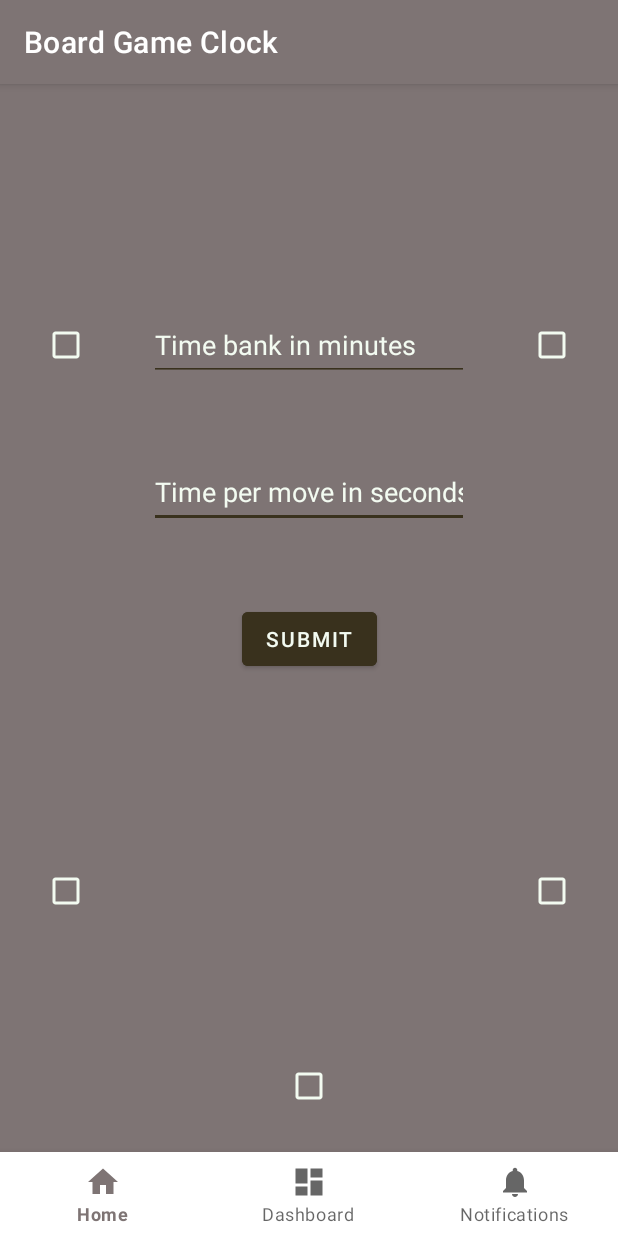
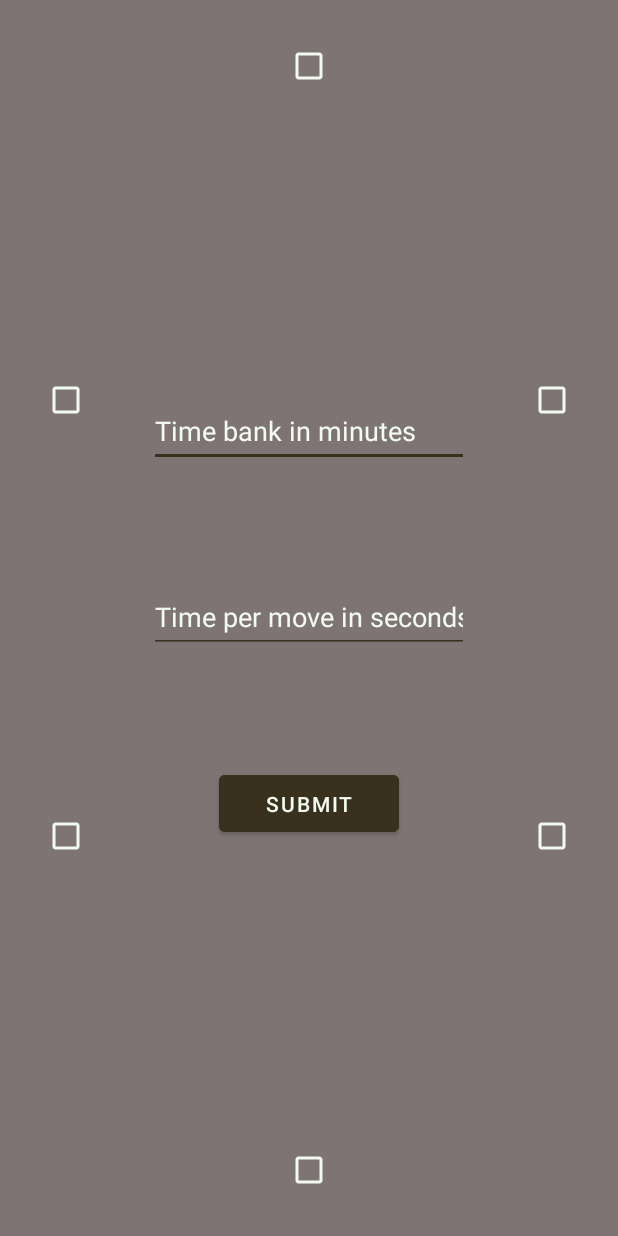
Before and after one commit to Deemerus/BoardGameClock, an Android app: the screen it shows after launch (SettingsActivity), on a phone screen of 412 x 824 dp. Run offline under Robolectric (Android 15) with nearby library versions, the phone set to English and light mode, and no system bars.

Commit message:
remove redundant bars and improve UI visually

```diff
--- a/app/src/main/java/pl/boardgameclock/MainActivity.java
+++ b/app/src/main/java/pl/boardgameclock/MainActivity.java
@@ -27,6 +27,9 @@ public class MainActivity extends AppCompatActivity {
         super.onCreate(savedInstanceState);
         setContentView(R.layout.activity_main);
         getWindow().addFlags(WindowManager.LayoutParams.FLAG_KEEP_SCREEN_ON);
+        if(getSupportActionBar()!=null){
+            this.getSupportActionBar().hide();
+        }
 
         isPaused = true;
 
--- a/app/src/main/java/pl/boardgameclock/SettingsActivity.java
+++ b/app/src/main/java/pl/boardgameclock/SettingsActivity.java
@@ -18,6 +18,9 @@ public class SettingsActivity extends AppCompatActivity {
     protected void onCreate(Bundle savedInstanceState) {
         super.onCreate(savedInstanceState);
         setContentView(R.layout.activity_settings);
+        if(getSupportActionBar()!=null){
+            this.getSupportActionBar().hide();
+        }
 
     }
 
--- a/app/src/main/res/layout/activity_settings.xml
+++ b/app/src/main/res/layout/activity_settings.xml
@@ -5,44 +5,96 @@
     android:id="@+id/container"
     android:layout_width="match_parent"
     android:layout_height="match_parent"
-    android:background="@color/background"
-    android:paddingTop="?attr/actionBarSize">
+    android:background="@color/background">
 
-    <com.google.android.material.bottomnavigation.BottomNavigationView
-        android:id="@+id/nav_view"
+    <androidx.constraintlayout.widget.ConstraintLayout
+        android:id="@+id/centerBody"
         android:layout_width="0dp"
+        android:layout_height="0dp"
+        android:layout_marginStart="20dp"
+        android:layout_marginTop="20dp"
+        android:layout_marginEnd="20dp"
+        android:layout_marginBottom="20dp"
+        app:layout_constraintBottom_toTopOf="@id/checkBox4"
+        app:layout_constraintEnd_toStartOf="@id/checkBox2"
+        app:layout_constraintStart_toEndOf="@id/checkBox5"
+        app:layout_constraintTop_toBottomOf="@id/checkBox1">
+
+        <EditText
+            android:id="@+id/timeBank"
+            android:layout_width="wrap_content"
+            android:layout_height="wrap_content"
+            android:layout_marginTop="100dp"
+            android:backgroundTint="@color/center_button"
+            android:ems="10"
+            android:hint="@string/timeBankSelectionHint"
+            android:importantForAutofill="no"
+            android:inputType="number"
+            android:minHeight="48dp"
+            android:textColor="@color/button_text"
+            android:textColorHighlight="@color/center_button"
+            android:textColorHint="@color/button_text"
+            app:layout_constraintBottom_toTopOf="@+id/timePerMove"
+            app:layout_constraintEnd_toEndOf="parent"
+            app:layout_constraintStart_toStartOf="parent"
+            app:layout_constraintTop_toTopOf="parent"
+            tools:ignore="TextContrastCheck" />
+
+        <EditText
+            android:id="@+id/timePerMove"
+            android:layout_width="wrap_content"
+            android:layout_height="wrap_content"
+            android:backgroundTint="@color/center_button"
+            android:ems="10"
+            android:hint="@string/timePerMoveSelectionHint"
+            android:importantForAutofill="no"
+            android:inputType="number"
+            android:minHeight="48dp"
+            android:textColor="@color/button_text"
+            android:textColorHighlight="@color/center_button"
+            android:textColorHint="@color/button_text"
+            app:layout_constraintBottom_toTopOf="@+id/submit"
+            app:layout_constraintEnd_toEndOf="parent"
+            app:layout_constraintStart_toStartOf="parent"
+            app:layout_constraintTop_toBottomOf="@+id/timeBank"
+            tools:ignore="TextContrastCheck" />
+
+        <Button
+            android:id="@+id/submit"
+            android:layout_width="120dp"
+            android:layout_height="50dp"
+            android:layout_marginBottom="100dp"
+            android:backgroundTint="@color/center_button"
+            android:onClick="onSubmit"
+            android:text="@string/submit"
+            android:textColor="@color/button_text"
+            app:layout_constraintBottom_toBottomOf="parent"
+            app:layout_constraintEnd_toEndOf="parent"
+            app:layout_constraintStart_toStartOf="parent"
+            app:layout_constraintTop_toBottomOf="@+id/timePerMove" />
+    </androidx.constraintlayout.widget.ConstraintLayout>
+
+    <CheckBox
+        android:id="@+id/checkBox1"
+        android:layout_width="wrap_content"
         android:layout_height="wrap_content"
-        android:layout_marginStart="0dp"
-        android:layout_marginEnd="0dp"
-        android:background="?android:attr/windowBackground"
-        app:layout_constraintBottom_toBottomOf="parent"
-        app:layout_constraintLeft_toLeftOf="parent"
-        app:layout_constraintRight_toRightOf="parent"
-        app:menu="@menu/bottom_nav_menu" />
-
-    <androidx.fragment.app.FragmentContainerView
-        android:id="@+id/nav_host_fragment_activity_main"
-        android:name="androidx.navigation.fragment.NavHostFragment"
-        android:layout_width="match_parent"
-        android:layout_height="match_parent"
-        app:defaultNavHost="true"
-        app:layout_constraintBottom_toTopOf="@id/nav_view"
-        app:layout_constraintHorizontal_bias="1.0"
-        app:layout_constraintLeft_toLeftOf="parent"
-        app:layout_constraintRight_toRightOf="parent"
+        android:layout_marginTop="20dp"
+        android:buttonTint="@color/button_text"
+        app:layout_constraintBottom_toTopOf="@+id/centerBody"
+        app:layout_constraintEnd_toEndOf="parent"
+        app:layout_constraintStart_toStartOf="parent"
         app:layout_constraintTop_toTopOf="parent"
-        app:layout_constraintVertical_bias="1.0"
-        app:navGraph="@navigation/mobile_navigation" />
+        tools:ignore="DuplicateSpeakableTextCheck" />
 
     <CheckBox
         android:id="@+id/checkBox2"
         android:layout_width="wrap_content"
         android:layout_height="wrap_content"
-        android:layout_marginTop="150dp"
         android:layout_marginEnd="20dp"
         android:buttonTint="@color/button_text"
+        app:layout_constraintBottom_toTopOf="@+id/checkBox3"
         app:layout_constraintEnd_toEndOf="parent"
-        app:layout_constraintTop_toTopOf="@+id/nav_host_fragment_activity_main"
+        app:layout_constraintTop_toTopOf="parent"
         tools:ignore="DuplicateSpeakableTextCheck" />
 
     <CheckBox
@@ -50,10 +102,10 @@
         android:layout_width="wrap_content"
         android:layout_height="wrap_content"
         android:layout_marginEnd="20dp"
-        android:layout_marginBottom="150dp"
         android:buttonTint="@color/button_text"
-        app:layout_constraintBottom_toTopOf="@+id/nav_view"
-        app:layout_constraintEnd_toEndOf="parent" />
+        app:layout_constraintBottom_toBottomOf="parent"
+        app:layout_constraintEnd_toEndOf="parent"
+        app:layout_constraintTop_toBottomOf="@+id/checkBox2" />
 
     <CheckBox
         android:id="@+id/checkBox4"
@@ -61,98 +113,29 @@
         android:layout_height="wrap_content"
         android:layout_marginBottom="20dp"
         android:buttonTint="@color/button_text"
-        app:layout_constraintBottom_toTopOf="@+id/nav_view"
+        app:layout_constraintBottom_toBottomOf="parent"
         app:layout_constraintEnd_toEndOf="parent"
-        app:layout_constraintStart_toStartOf="parent" />
+        app:layout_constraintStart_toStartOf="parent"
+        app:layout_constraintTop_toBottomOf="@+id/centerBody" />
 
     <CheckBox
         android:id="@+id/checkBox5"
         android:layout_width="wrap_content"
         android:layout_height="wrap_content"
         android:layout_marginStart="20dp"
-        android:layout_marginBottom="150dp"
         android:buttonTint="@color/button_text"
-        app:layout_constraintBottom_toTopOf="@+id/nav_view"
-        app:layout_constraintStart_toStartOf="parent" />
+        app:layout_constraintBottom_toBottomOf="parent"
+        app:layout_constraintStart_toStartOf="parent"
+        app:layout_constraintTop_toBottomOf="@+id/checkBox6" />
 
     <CheckBox
         android:id="@+id/checkBox6"
         android:layout_width="wrap_content"
         android:layout_height="wrap_content"
         android:layout_marginStart="20dp"
-        android:layout_marginTop="150dp"
         android:buttonTint="@color/button_text"
-        app:layout_constraintStart_toStartOf="parent"
-        app:layout_constraintTop_toTopOf="@+id/nav_host_fragment_activity_main" />
-
-    <TextView
-        android:id="@+id/timeBank1"
-        android:layout_width="wrap_content"
-        android:layout_height="wrap_content"
-        android:layout_marginTop="20dp"
-        android:rotation="180"
-        app:layout_constraintEnd_toEndOf="parent"
+        app:layout_constraintBottom_toTopOf="@+id/checkBox5"
         app:layout_constraintStart_toStartOf="parent"
         app:layout_constraintTop_toTopOf="parent" />
 
-    <CheckBox
-        android:id="@+id/checkBox1"
-        android:layout_width="wrap_content"
-        android:layout_height="wrap_content"
-        android:layout_marginTop="20dp"
-        android:buttonTint="@color/button_text"
-        app:layout_constraintEnd_toEndOf="parent"
-        app:layout_constraintHorizontal_bias="0.498"
-        app:layout_constraintStart_toStartOf="parent"
-        app:layout_constraintTop_toTopOf="@+id/nav_host_fragment_activity_main" />
-
-    <EditText
-        android:id="@+id/timePerMove"
-        android:layout_width="wrap_content"
-        android:layout_height="wrap_content"
-        android:layout_marginTop="50dp"
-        android:backgroundTint="@color/center_button"
-        android:ems="10"
-        android:hint="Time per move in seconds"
-        android:importantForAutofill="no"
-        android:inputType="number"
-        android:minHeight="48dp"
-        android:textColor="@color/button_text"
-        android:textColorHighlight="@color/center_button"
-        android:textColorHint="@color/button_text"
-        app:layout_constraintEnd_toEndOf="parent"
-        app:layout_constraintStart_toStartOf="parent"
-        app:layout_constraintTop_toBottomOf="@+id/timeBank" />
-
-    <EditText
-        android:id="@+id/timeBank"
-        android:layout_width="wrap_content"
-        android:layout_height="wrap_content"
-        android:layout_marginTop="150dp"
-        android:backgroundTint="@color/center_button"
-        android:ems="10"
-        android:hint="Time bank in minutes"
-        android:importantForAutofill="no"
-        android:inputType="number"
-        android:minHeight="48dp"
-        android:textColor="@color/button_text"
-        android:textColorHighlight="@color/center_button"
-        android:textColorHint="@color/button_text"
-        app:layout_constraintEnd_toEndOf="parent"
-        app:layout_constraintStart_toStartOf="parent"
-        app:layout_constraintTop_toTopOf="@+id/nav_host_fragment_activity_main" />
-
-    <Button
-        android:id="@+id/submit"
-        android:layout_width="wrap_content"
-        android:layout_height="wrap_content"
-        android:layout_marginTop="50dp"
-        android:backgroundTint="@color/center_button"
-        android:onClick="onSubmit"
-        android:text="Submit"
-        android:textColor="@color/button_text"
-        app:layout_constraintEnd_toEndOf="parent"
-        app:layout_constraintStart_toStartOf="parent"
-        app:layout_constraintTop_toBottomOf="@+id/timePerMove" />
-
 </androidx.constraintlayout.widget.ConstraintLayout>
--- a/app/src/main/res/values/strings.xml
+++ b/app/src/main/res/values/strings.xml
@@ -5,4 +5,7 @@
     <string name="title_notifications">Notifications</string>
     <string name="pause">Pause</string>
     <string name="pass">Pass</string>
+    <string name="submit">Submit</string>
+    <string name="timeBankSelectionHint">Time bank in minutes</string>
+    <string name="timePerMoveSelectionHint">Time per move in seconds</string>
 </resources>
```
Also changed, not shown: app/src/main/res/layout/activity_main.xml (+48 -80 lines).
